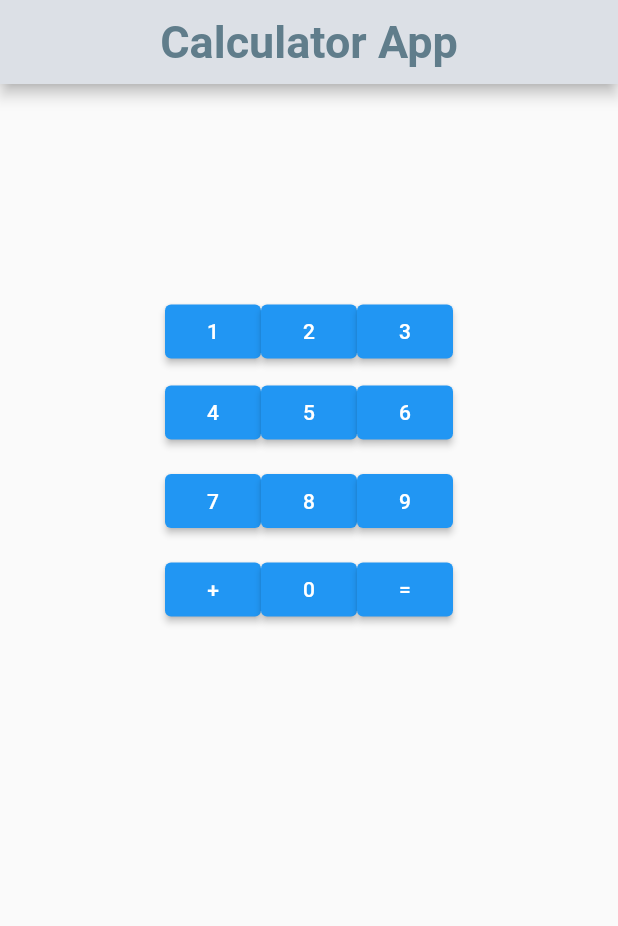
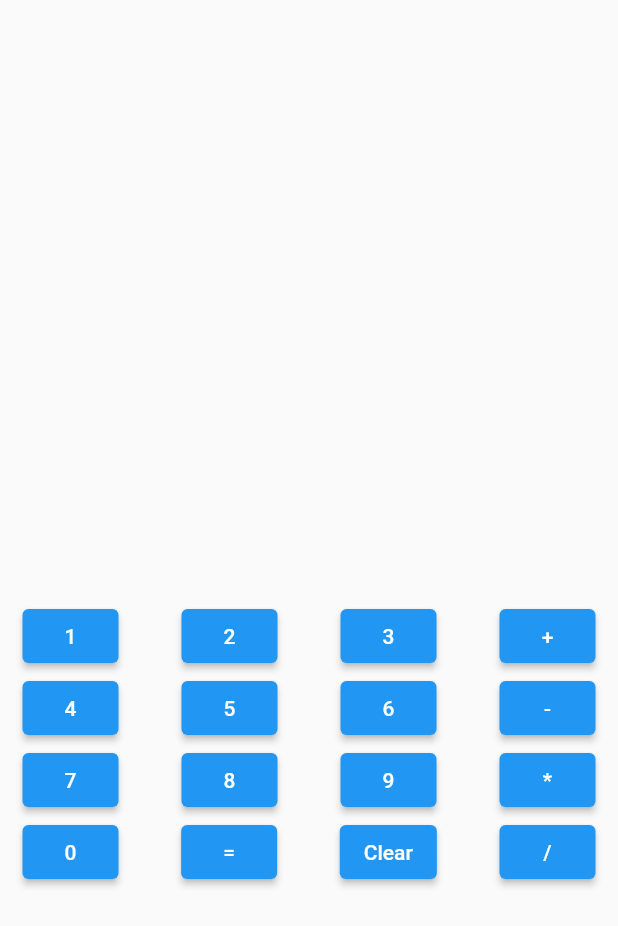
Before and after one commit to GhulamQadir/Flutte-Calculator-App, a Flutter app: the screen it shows after launch, on a phone screen of 412 x 824 dp. Shown: the top 926 px of the screen. Run offline on Flutter 3.47's test engine with Material 2 defaults, Android fonts, the phone set to English and light mode, and no system bars; our stand-ins replace math_expressions.

Commit message:
in-progress

```diff
--- /dev/null
+++ b/lib/calc.dart
@@ -0,0 +1,104 @@
+
+import 'package:flutter/material.dart';
+import 'package:math_expressions/math_expressions.dart';
+
+class Calculator extends StatefulWidget {
+  @override
+  _CalculatorState createState() => _CalculatorState();
+}
+
+class _CalculatorState extends State<Calculator> {
+  String result = "";
+
+  Widget btn(texttt) {
+    return ElevatedButton(
+        onPressed: () {
+          abc(texttt);
+        },
+        child: Text(texttt));
+  }
+
+  abc(texttt) {
+    setState(() {
+      result = result + texttt;
+    });
+  }
+
+  clearr() {
+    setState(() {
+      result = "";
+    });
+  }
+
+  output() {
+    Parser p = Parser();
+    Expression exp = p.parse(result);
+    ContextModel cm = ContextModel();
+    double eval = exp.evaluate(EvaluationType.REAL, cm);
+
+    setState(() {
+      result = eval.toString();
+    });
+  }
+
+  @override
+  Widget build(BuildContext context) {
+    return Scaffold(
+        body: Padding(
+      padding: const EdgeInsets.all(15.0),
+      child: Column(
+        children: [
+          SizedBox(
+            height: 300,
+          ),
+          Align(
+            alignment: Alignment.topRight,
+            child: Text(
+              "$result",
+              style: TextStyle(fontSize: 30, fontWeight: FontWeight.bold),
+            ),
+          ),
+          SizedBox(
+            height: 50,
+          ),
+          Row(
+            mainAxisAlignment: MainAxisAlignment.spaceBetween,
+            children: [
+              btn("1"),
+              btn("2"),
+              btn("3"),
+              btn("+"),
+            ],
+          ),
+          Row(
+            mainAxisAlignment: MainAxisAlignment.spaceBetween,
+            children: [
+              btn("4"),
+              btn("5"),
+              btn("6"),
+              btn("-"),
+            ],
+          ),
+          Row(
+            mainAxisAlignment: MainAxisAlignment.spaceBetween,
+            children: [
+              btn("7"),
+              btn("8"),
+              btn("9"),
+              btn("*"),
+            ],
+          ),
+          Row(
+            mainAxisAlignment: MainAxisAlignment.spaceBetween,
+            children: [
+              btn("0"),
+              ElevatedButton(onPressed: output, child: Text('=')),
+              ElevatedButton(onPressed: clearr, child: Text('Clear')),
+              btn("/"),
+            ],
+          ),
+        ],
+      ),
+    ));
+  }
+}
--- a/lib/home.dart
+++ b/lib/home.dart
@@ -1,189 +1,198 @@
-import 'package:flutter/material.dart';
-
-void main(){
-
-}
-
-class Home extends StatefulWidget {
-  @override
-  _HomeState createState() => _HomeState();
-}
-class _HomeState extends State<Home> {
-
-var num = "";
-var operator = "";
-var num2 = "";
-  one(){
-    setState(() {
-          num = "1";
-        });
-  }
-  two(){
-    setState(() {
-          num = "2";
-        });
-  }
-  three(){
-    setState(() {
-          num = "3";
-        });
-  }
-  four(){
-    setState(() {
-          num = "4";
-        });
-  }
-  five(){
-    setState(() {
-          num = "5";
-        });
-  }
-  six(){
-    setState(() {
-          num = "6";
-        });
-  }
-  seven(){
-    setState(() {
-          num = "7";
-        });
-  }
-  eight(){
-    setState(() {
-          num = "8";
-        });
-  }
-  nine(){
-    setState(() {
-          num = "9";
-        });
-  }
-  equal(){
-    setState(() {
-          num = "=";
-        });
-  }
-  zero(){
-    setState(() {
-          num = "0";
-        });
-  }
-  add(){
-    setState(() {
-          num = "+";
-        });
-  }
-  @override
-  Widget build(BuildContext context) {
-    return MaterialApp(
-      debugShowCheckedModeBanner: false,
-      home: Scaffold(
-        appBar: AppBar(
-          title: Center(
-            child: Text("Calculator App",
-            style: TextStyle(
-              color: Colors.blueGrey,
-              fontSize: 30,
-              fontWeight: FontWeight.bold
-            ),)),
-          backgroundColor: Color(0xffdce0e6),
-        ),
-        body: Center(
-          child: Column(
-              children: [
-                SizedBox(height: 100,),
-                Center(
-                  child: Row(
-                    mainAxisAlignment: MainAxisAlignment.center,
-                      children: [
-                        Text(num,style: TextStyle(fontSize: 30),),
-                        Text(operator,style: TextStyle(fontSize: 30),),
-                        Text(num2,style: TextStyle(fontSize: 30),),
-                      ]),
-                ),
-                Center(
-                  child: Row(
-                    mainAxisAlignment: MainAxisAlignment.center,
-                    children: [
-                      SizedBox(height: 60,),
-                          ElevatedButton(
-                            child: Text("1"),
-                            onPressed: one,
-                            ),
-                      SizedBox(height: 10,),
-                          ElevatedButton(
-                            child: Text("2"),
-                            onPressed: two,),
-                      SizedBox(height: 10,),
-                          ElevatedButton(
-                            child: Text("3"),
-                            onPressed: three,),
-                    ],
-                  ),
-                ),
-
-                    Center(
-                      child: Row(
-                        mainAxisAlignment: MainAxisAlignment.center,
-                        children: [
-                          SizedBox(height: 10,),
-                      ElevatedButton(
-                        child: Text("4"),
-                        onPressed: four,),
-                                        SizedBox(height: 10,),
-                      ElevatedButton(
-                        child: Text("5"),
-                        onPressed: five,),
-                                        SizedBox(height: 10,),
-                      ElevatedButton(
-                        child: Text("6"),
-                        onPressed: six,),
-                        ],
-                      ),
-                    ),
-
-                    Row(
-                      mainAxisAlignment: MainAxisAlignment.center,
-                      children: [
-                        SizedBox(height: 70,),
-                        ElevatedButton(
-                          child: Text("7"),
-                          onPressed: seven,),
-                                          SizedBox(height: 10,),
-                        ElevatedButton(
-                          child: Text("8"),
-                          onPressed: eight,),
-                SizedBox(height: 10,),
-                        ElevatedButton(
-                          child: Text("9"),
-                          onPressed: nine,),
-                      ],
-                    ),
-
-                    Row(
-                      mainAxisAlignment: MainAxisAlignment.center,
-                      children: [
-                        SizedBox(height: 30,),
-                        ElevatedButton(
-                          child: Text("+"),
-                          onPressed: add,),
-                        SizedBox(height: 10,),
-                        ElevatedButton(
-                          child: Text("0"),
-                          onPressed: zero,),
-                        SizedBox(height: 10,),
-                        ElevatedButton(
-                          child: Text("="),
-                          onPressed: equal,),
-                      ],
-                    ),
-                  ],
+// import 'package:flutter/material.dart';
 
 
-            ),
-        ),
 
-      ),
-    );
-  }
-  }
+
+
+// class Home extends StatefulWidget {
+//   @override
+//   _HomeState createState() => _HomeState();
+// }
+// class _HomeState extends State<Home> {
+// btnClicked(String btnval){
+
+// }
+//   Widget custombutton(String btnval){
+//     return Expanded(
+//       child: ElevatedButton(
+//         onPressed: btnClicked(btnval),
+//         child: Text("$btnval")
+//         )
+//       );
+//   }
+
+// var num = "";
+// var operator = "";
+// var num2 = "";
+//   one(){
+//     setState(() {
+//           num = "1";
+//         });
+//   }
+//   two(){
+//     setState(() {
+//           num = "2";
+//         });
+//   }
+//   three(){
+//     setState(() {
+//           num = "3";
+//         });
+//   }
+//   four(){
+//     setState(() {
+//           num = "4";
+//         });
+//   }
+//   five(){
+//     setState(() {
+//           num = "5";
+//         });
+//   }
+//   six(){
+//     setState(() {
+//           num = "6";
+//         });
+//   }
+//   seven(){
+//     setState(() {
+//           num = "7";
+//         });
+//   }
+//   eight(){
+//     setState(() {
+//           num = "8";
+//         });
+//   }
+//   nine(){
+//     setState(() {
+//           num = "9";
+//         });
+//   }
+//   equal(){
+//     setState(() {
+//           num = "=";
+//         });
+//   }
+//   zero(){
+//     setState(() {
+//           num = "0";
+//         });
+//   }
+//   add(){
+//     setState(() {
+//           num = "+";
+//         });
+//   }
+
+//   @override
+//   Widget build(BuildContext context) {
+//     return MaterialApp(
+//       debugShowCheckedModeBanner: false,
+//       home: Scaffold(
+//         appBar: AppBar(
+//           title: Center(
+//             child: Text("Calculator App",
+//             style: TextStyle(
+//               color: Colors.blueGrey,
+//               fontSize: 30,
+//               fontWeight: FontWeight.bold
+//             ),)),
+//           backgroundColor: Color(0xffdce0e6),
+//         ),
+//         body: Center(
+//           child: Column(
+//               children: [
+//                 SizedBox(height: 100,),
+//                 Center(
+//                   child: Row(
+//                     mainAxisAlignment: MainAxisAlignment.center,
+//                       children: [
+//                         Text(num,style: TextStyle(fontSize: 30),),
+//                         Text(operator,style: TextStyle(fontSize: 30),),
+//                         Text(num2,style: TextStyle(fontSize: 30),),
+//                       ]),
+//                 ),
+//                 Center(
+//                   child: Row(
+//                     mainAxisAlignment: MainAxisAlignment.center,
+//                     children: [
+//                       SizedBox(height: 60,),
+//                       custombutton("1"),
+//                       SizedBox(height: 10,),
+//                           ElevatedButton(
+//                             child: Text("2"),
+//                             onPressed: two,),
+//                       SizedBox(height: 10,),
+//                           ElevatedButton(
+//                             child: Text("3"),
+//                             onPressed: three,),
+//                     ],
+//                   ),
+//                 ),
+
+//                     Center(
+//                       child: Row(
+//                         mainAxisAlignment: MainAxisAlignment.center,
+//                         children: [
+//                           SizedBox(height: 10,),
+//                       ElevatedButton(
+//                         child: Text("4"),
+//                         onPressed: four,),
+//                                         SizedBox(height: 10,),
+//                       ElevatedButton(
+//                         child: Text("5"),
+//                         onPressed: five,),
+//                                         SizedBox(height: 10,),
+//                       ElevatedButton(
+//                         child: Text("6"),
+//                         onPressed: six,),
+//                         ],
+//                       ),
+//                     ),
+
+//                     Row(
+//                       mainAxisAlignment: MainAxisAlignment.center,
+//                       children: [
+//                         SizedBox(height: 70,),
+//                         ElevatedButton(
+//                           child: Text("7"),
+//                           onPressed: seven,),
+//                                           SizedBox(height: 10,),
+//                         ElevatedButton(
+//                           child: Text("8"),
+//                           onPressed: eight,),
+//                 SizedBox(height: 10,),
+//                         ElevatedButton(
+//                           child: Text("9"),
+//                           onPressed: nine,),
+//                       ],
+//                     ),
+
+//                     Row(
+//                       mainAxisAlignment: MainAxisAlignment.center,
+//                       children: [
+//                         SizedBox(height: 30,),
+//                         ElevatedButton(
+//                           child: Text("+"),
+//                           onPressed: add,),
+//                         SizedBox(height: 10,),
+//                         ElevatedButton(
+//                           child: Text("0"),
+//                           onPressed: zero,),
+//                         SizedBox(height: 10,),
+//                         ElevatedButton(
+//                           child: Text("="),
+//                           onPressed: equal,),
+//                       ],
+//                     ),
+//                   ],
+
+
+//             ),
+//         ),
+
+//       ),
+//     );
+//   }
+//   }
--- a/lib/main.dart
+++ b/lib/main.dart
@@ -1,6 +1,6 @@
 import 'package:flutter/material.dart';
 
-import 'home.dart';
+import 'calc.dart';
 
 void main() {
   runApp(MyApp());
@@ -13,7 +13,7 @@ class MyApp extends StatelessWidget {
     return MaterialApp(
       home: Scaffold(
         body: (
-          Home()
+          Calculator()
         ),
       ),
 
--- a/pubspec.yaml
+++ b/pubspec.yaml
@@ -28,10 +28,12 @@ dependencies:
   # The following adds the Cupertino Icons font to your application.
   # Use with the CupertinoIcons class for iOS style icons.
   cupertino_icons: ^1.0.2
+  math_expressions: ^2.1.1
 
 dev_dependencies:
   flutter_test:
     sdk: flutter
+
 
 # For information on the generic Dart part of this file, see the
 # following page: https://dart.dev/tools/pub/pubspec
```
Also changed, not shown: pubspec.lock.
